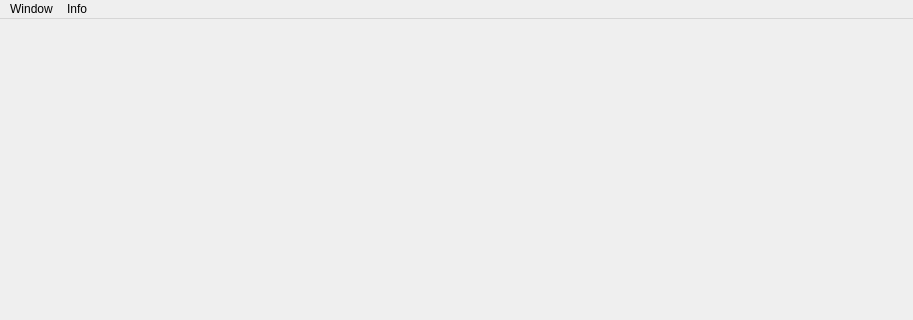
First picture: the form in mainwindow.ui, repository RandomTick/coreBoard, before the edit; both pictures show x 0 to 913 and y 0 to 320 of the 913 by 581 pixel window.
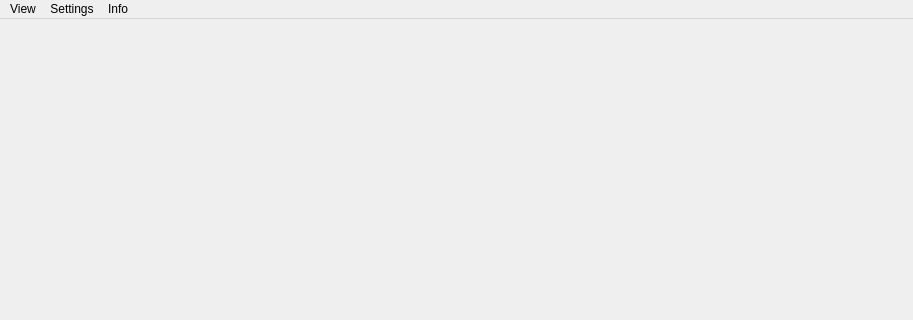
Second picture: the form after the edit.

Commit message: Main window: settings, lifecycle, key listener; simplify main.cpp

```diff
--- a/mainwindow.ui
+++ b/mainwindow.ui
@@ -23,20 +23,22 @@
      <height>22</height>
     </rect>
    </property>
-   <widget class="QMenu" name="menuWindow">
+   <widget class="QMenu" name="menuView">
     <property name="title">
-     <string>Window</string>
+     <string>View</string>
     </property>
     <addaction name="actionView"/>
     <addaction name="actionEdit"/>
    </widget>
-   <widget class="QMenu" name="menuInfo">
+   <widget class="QMenu" name="menuSettings">
     <property name="title">
-     <string>Info</string>
+     <string>Settings</string>
     </property>
+    <addaction name="actionSettings"/>
    </widget>
-   <addaction name="menuWindow"/>
-   <addaction name="menuInfo"/>
+   <addaction name="menuView"/>
+   <addaction name="menuSettings"/>
+   <addaction name="actionAbout"/>
   </widget>
   <widget class="QStatusBar" name="statusbar"/>
   <action name="actionView">
@@ -49,6 +51,16 @@
     <string>Edit Layout</string>
    </property>
   </action>
+  <action name="actionSettings">
+   <property name="text">
+    <string>Colors...</string>
+   </property>
+  </action>
+  <action name="actionAbout">
+   <property name="text">
+    <string>Info</string>
+   </property>
+  </action>
  </widget>
  <resources/>
  <connections/>
```
The commit also changes 3 other files.
